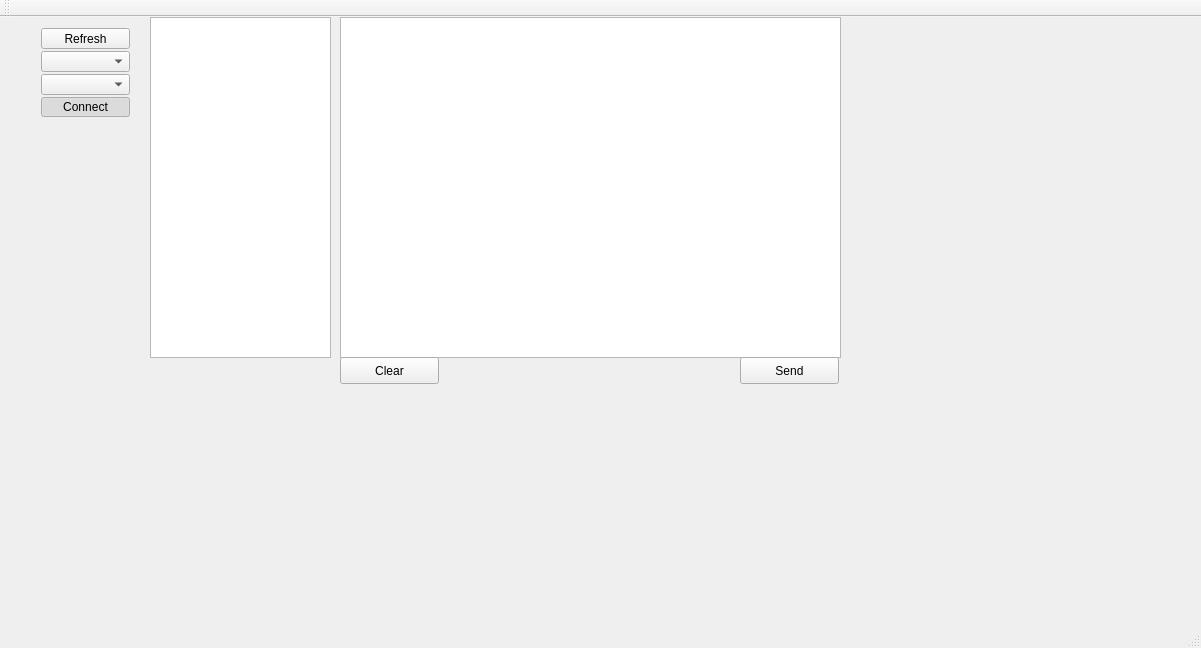
Qt form mainwindow.ui (vvranjek/qMAVlink) before a commit.
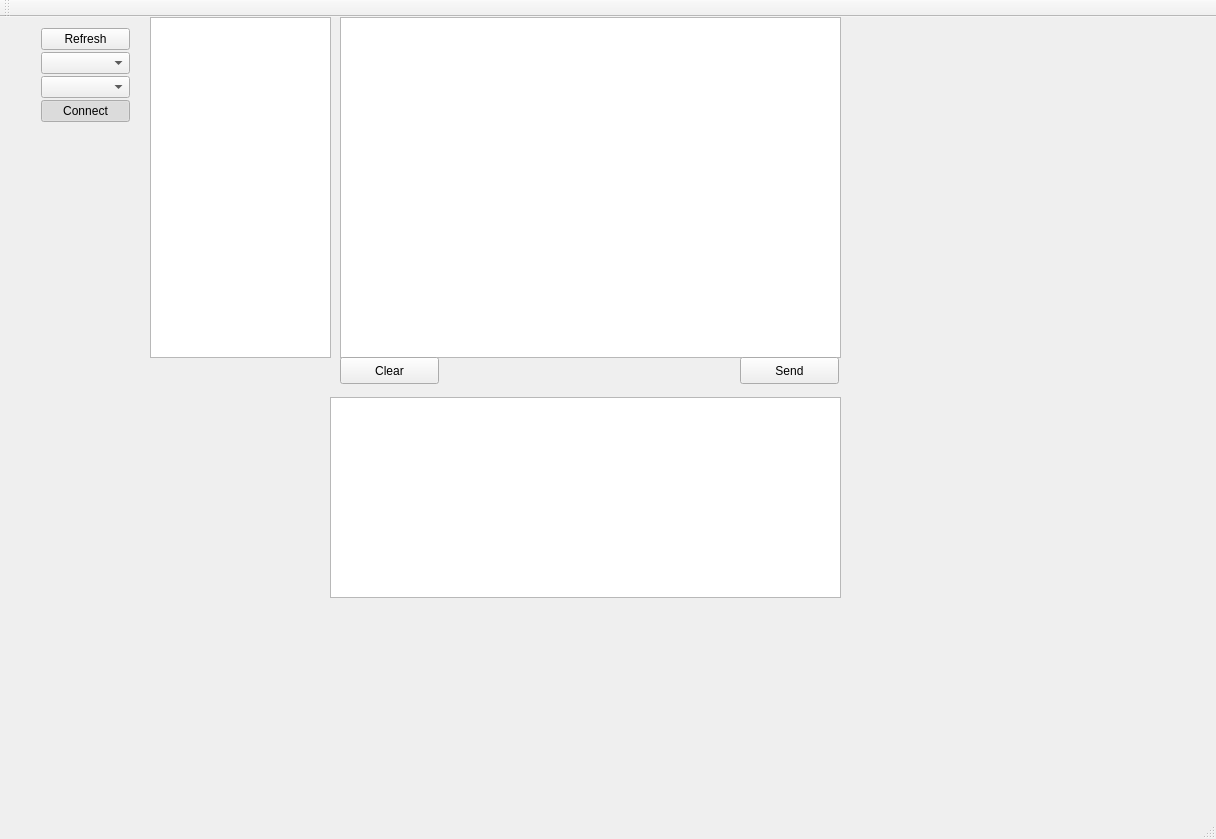
The same form after that commit.

Commit message: Added mavlink features

```diff
--- a/mainwindow.ui
+++ b/mainwindow.ui
@@ -6,8 +6,8 @@
    <rect>
     <x>0</x>
     <y>0</y>
-    <width>1201</width>
-    <height>648</height>
+    <width>1216</width>
+    <height>839</height>
    </rect>
   </property>
   <property name="windowTitle">
@@ -60,13 +60,13 @@
      <string>Clear</string>
     </property>
    </widget>
-   <widget class="QWidget" name="">
+   <widget class="QWidget" name="layoutWidget">
     <property name="geometry">
      <rect>
       <x>30</x>
       <y>0</y>
       <width>111</width>
-      <height>111</height>
+      <height>116</height>
      </rect>
     </property>
     <layout class="QVBoxLayout" name="verticalLayout">
@@ -101,6 +101,16 @@
      </item>
     </layout>
    </widget>
+   <widget class="QTextEdit" name="statusText">
+    <property name="geometry">
+     <rect>
+      <x>330</x>
+      <y>380</y>
+      <width>511</width>
+      <height>201</height>
+     </rect>
+    </property>
+   </widget>
   </widget>
   <widget class="QMenuBar" name="menuBar">
    <property name="geometry">
```
Left out of the diff: 2 changed lines with no effect on the pictures. The commit also changes 2 other files.
